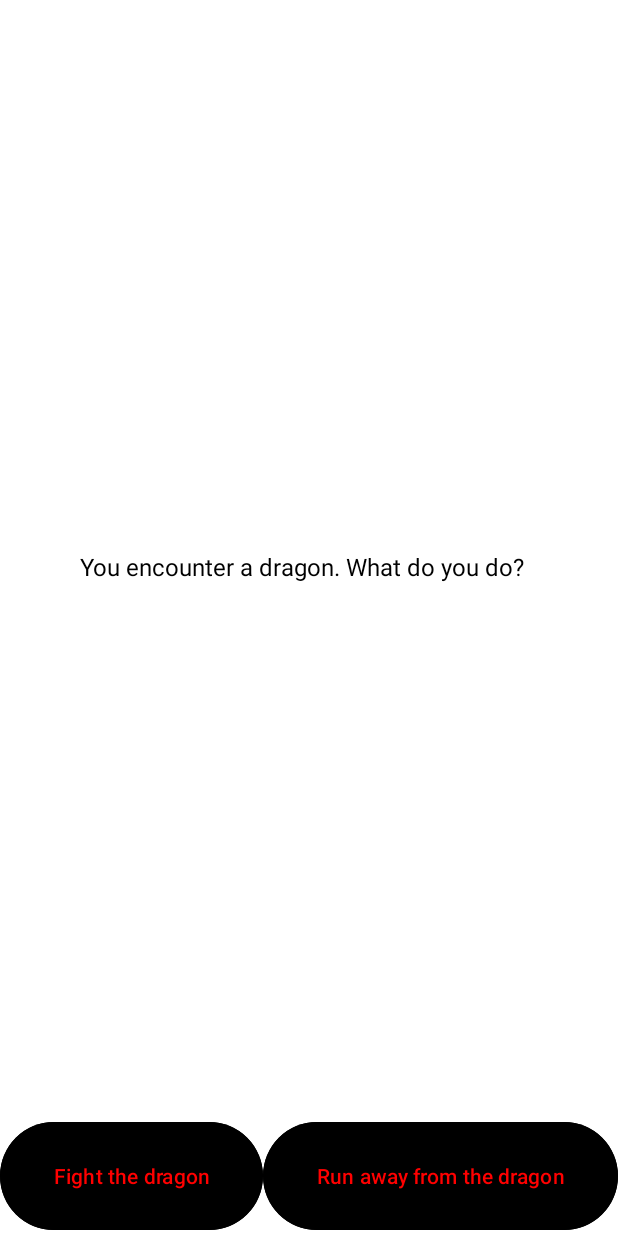
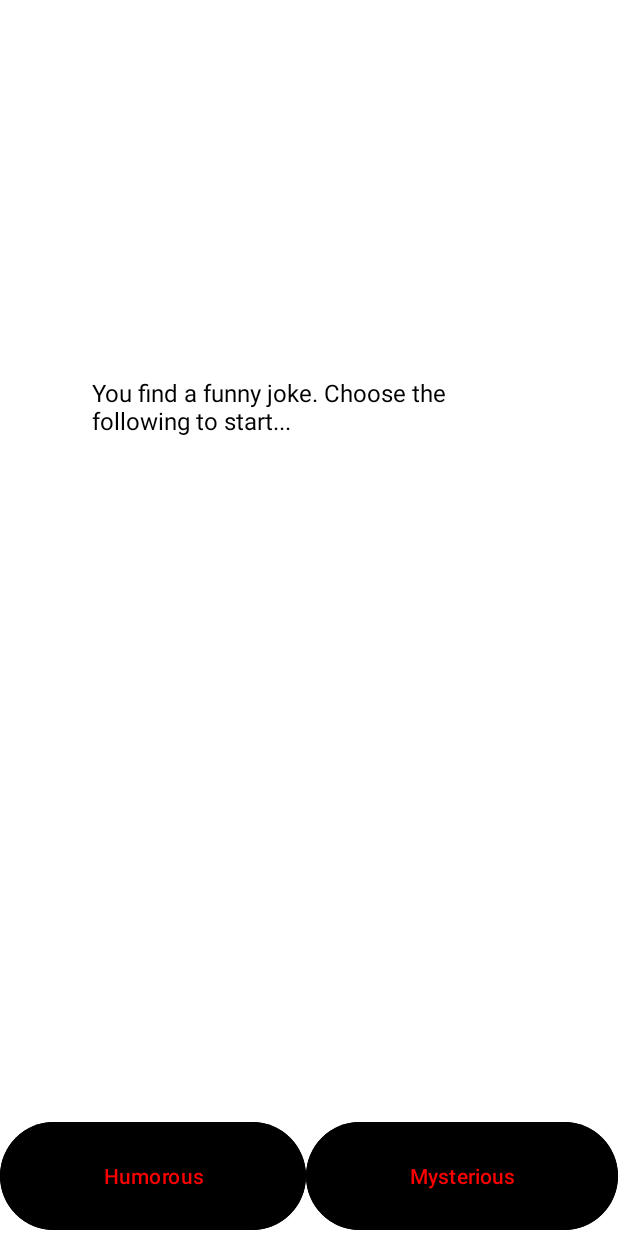
Before and after one commit to LordUzumaki/InteractiveStory, an Android app: the screen it shows after launch (MainActivity), on a phone screen of 412 x 824 dp. Run offline under Robolectric (Android 15) with nearby library versions, the phone set to English and light mode, and no system bars.

Commit message:
Merge pull request #3 from LordUzumaki/my_new_prod
updates made on MainActivity

```diff
--- a/app/src/main/java/com/theodore/interactivestory/MainActivity.java
+++ b/app/src/main/java/com/theodore/interactivestory/MainActivity.java
@@ -4,184 +4,226 @@ import androidx.appcompat.app.AppCompatActivity;
 import androidx.core.content.ContextCompat;
 
 import android.os.Bundle;
+import android.os.Looper;
 import android.view.View;
 import android.widget.Button;
+import android.widget.ImageView;
 import android.widget.TextView;
-import android.util.Log;
+import android.os.Handler;
 
 
 import java.util.ArrayList;
 import java.util.Arrays;
 import java.util.List;
 
+public class MainActivity extends AppCompatActivity {
+
+    private TextView narrativeTextView;
+    private final List<Button> choiceButtons = new ArrayList<>();
+    private StoryNode currentStoryNode;
+    private StoryNode startingStoryNode;
+
+
+    private Handler typewriterHandler = new Handler(Looper.getMainLooper());
+    private int typewriterIndex = 0;
+    private static final long TYPEWRITER_DELAY_MS = 50; // Delay in milliseconds
 
 
 
-public class MainActivity extends AppCompatActivity {
-
-//    private DataBaseHelper dbHelper;
-//    private StoryDataBaseHelper dbHelper;
-
-    private TextView narrativeTextView;
-    private List<Button> choiceButtons = new ArrayList<>();
-    private StoryNode currentStoryNode;
-    private StoryNode startingStoryNode;
-   private Button choiceButton1, choiceButton2, choiceButton3;
 
     private void initializeStory() {
+        List<Choice> choices = new ArrayList<>();
+        List<String> humorousStyleTags = Arrays.asList("humorous", "light-hearted");
+        List<String> mysteriousStyleTags = Arrays.asList("mysterious", "dark");
 
-        StoryNode forestNode = new StoryNode("You've entered a dense forest. Birds are chirping.", null); // '...' will be choices for this node
-        StoryNode caveNode = new StoryNode("You've entered a dark cave. Bats fly past.", null); // '...' will be choices for this node
+        StoryNode nextNode1 = new StoryNode("TIn a tidy forest, a neat-freak squirrel named Simon had his acorns scrambled by a playful wind spirit. " +
+                "\nThe mess revealed a map to the fabled Golden Acorn. Simon and his friends embarked on a humorous quest, filled with silly mishaps. \nThey discovered the Golden Acorn was just a painted regular acorn. The real treasure? The laughter and adventures shared along the way. " +
+                "\nSimon learned that a little disorder could lead to unexpected joy.",humorousStyleTags, new ArrayList<>());
+        StoryNode nextNode2 = new StoryNode("Beneath the shadowy canopy of an ancient forest, a whispering pond held the secret to the village's lost memories. " +
+                "\nEvery full moon, an ethereal glow would emanate from the water, and one brave villager, Luna, dared to touch the surface. As her fingers met the liquid, " +
+                "\nvisions of forgotten times swirled before her eyes, revealing the village's ancient protectors, spirits bound to the water. Luna, now keeper of secrets, " +
+                "\nhad to choose between sharing these truths or preserving the tranquility of ignorance. Her decision remained as enigmatic as the pond itself.",mysteriousStyleTags, new ArrayList<>());
 
-        Choice exploreForestChoice = new Choice("Explore the forest", forestNode);
-        Choice enterCaveChoice = new Choice("Enter the cave", caveNode);
-
-        // When initializing your game for the first time
-        List<Choice> someListOfChoices = Arrays.asList(exploreForestChoice, enterCaveChoice);// Define or retrieve the list of choices for the starting node.
-        startingStoryNode = new StoryNode("Beginning of your story...", someListOfChoices);
-        currentStoryNode = startingStoryNode;
-
-//        if(enterCaveChoice != false){
-//            system.out.printlin("GameOver");
-//        }
-
-        //add more stories
-        StoryNode ending1 = new StoryNode("You lived happily ever after.", null);
-        StoryNode ending2 = new StoryNode("Alas, the dragon got you.", null);
-
-        Choice choice1 = new Choice("Fight the dragon", ending2);
-        Choice choice2 = new Choice("Run away from the dragon", ending1);
-
-        StoryNode encounterDragon = new StoryNode("You encounter a dragon. What do you do?", Arrays.asList(choice1, choice2));
+        choices.add(new Choice("Humorous", nextNode1));
+        choices.add(new Choice("Mysterious", nextNode2));
 
 
-        currentStoryNode = encounterDragon;
+        startingStoryNode = new StoryNode("You find a funny joke. Choose the following to start...", humorousStyleTags,  choices);
 
+        // Set the starting story node to the current story node
+        currentStoryNode = startingStoryNode;
     }
+    private void typewriterEffect(final TextView textView, final String text, final boolean isEndOfStory) {
+        textView.setText("");  // Clear the text view at the beginning of the typewriter effect
+        typewriterIndex = 0;  // Reset the typewriter index
+
+        // Remove any existing callbacks to the handler that might be from previous typewriter effect runs
+        typewriterHandler.removeCallbacksAndMessages(null);
+
+        Runnable typewriterRunnable = new Runnable() {
+            @Override
+            public void run() {
+                if (typewriterIndex < text.length()) {
+                    // Add the next character to the TextView's text
+                    textView.append(String.valueOf(text.charAt(typewriterIndex)));
+                    typewriterIndex++;
+                    typewriterHandler.postDelayed(this, TYPEWRITER_DELAY_MS);
+                } else if (isEndOfStory) {
+                    // If this is the end of the story, append the restart prompt
+                    textView.append("\n\nTap here to restart.");
+                    // Also, set an OnClickListener to restart the game when the text is tapped
+                    textView.setOnClickListener(new View.OnClickListener() {
+                        @Override
+                        public void onClick(View v) {
+                            restartGame();
+                        }
+                    });
+                    // Since the story is finished, we don't need to post any more runnables
+                    typewriterHandler.removeCallbacksAndMessages(null);
+                }
+            }
+        };
+
+        typewriterHandler.post(typewriterRunnable);
+    }
+
+    @Override
+    protected void onPause() {
+        super.onPause();
+        // Remove any callbacks to stop the typewriter effect when the activity is not visible
+        typewriterHandler.removeCallbacksAndMessages(null);
+    }
+    @Override
+    protected void onDestroy() {
+        super.onDestroy();
+        // Remove any callbacks to stop the typewriter effect when the activity is being destroyed
+        typewriterHandler.removeCallbacksAndMessages(null);
+    }
+
 
     @Override
     protected void onCreate(Bundle savedInstanceState) {
         super.onCreate(savedInstanceState);
-        setContentView(R.layout.activity_main);  // This should come first
+        setContentView(R.layout.activity_main);
+
 
         narrativeTextView = findViewById(R.id.narrativeTextView);
-
-        choiceButton1 = findViewById(R.id.choiceButton1);
-        choiceButton2 = findViewById(R.id.choiceButton2);
-        choiceButton3 = findViewById(R.id.choiceButton3);
+//        ImageView imageView = findViewById(R.id.imageView);
+        Button choiceButton1 = findViewById(R.id.choiceButton1);
+        Button choiceButton2 = findViewById(R.id.choiceButton2);
+        Button choiceButton3 = findViewById(R.id.choiceButton3);
 
         choiceButtons.add(choiceButton1);
         choiceButtons.add(choiceButton2);
         choiceButtons.add(choiceButton3);
 
+        // Set up click listeners for buttons
+        setUpChoiceButtonListeners();
+
+        initializeStory();
 
 
 
+        loadStoryNode();
 
-
-        choiceButton1.setOnClickListener(new View.OnClickListener() {
-            @Override
-            public void onClick(View v) {
-                // Define the action for choiceButton1 here
-                // For example, display a message or perform some other action
-                // You can also update the story node or game state as needed
-                Log.d("ButtonTest", "Button 2 clicked");
-
-                narrativeTextView.setText("You chose option 1");
-
-
-            }
-        });
-
-        choiceButton2.setOnClickListener(new View.OnClickListener() {
-            @Override
-            public void onClick(View v) {
-                // Define the action for choiceButton2 here
-                // For example, display a message or perform other actions
-                narrativeTextView.setText("You chose option 2");
-            }
-        });
-
-
-        choiceButton3.setOnClickListener(new View.OnClickListener() {
-            @Override
-            public void onClick(View v) {
-                // Define the action for choiceButton3 here
-                // For example, display a message or perform other actions
-                narrativeTextView.setText("You chose option 3");
-            }
-        });
-
-        initializeStory();
-        loadStoryNode();
-//        startGame();
-
-
-        // ... other initialization code ...
     }
 
 
-    // You can define the updateStoryNode method to update the current story node and UI
+
+    private void setUpChoiceButtonListeners() {
+        View.OnClickListener choiceButtonListener = v -> {
+            int buttonIndex = choiceButtons.indexOf(v);
+            if (buttonIndex != -1) {
+                Choice chosenChoice = currentStoryNode.getChoices().get(buttonIndex);
+                updateStoryNode(chosenChoice.getNextNode());
+            }
+        };
+
+        for (Button button : choiceButtons) {
+            button.setOnClickListener(choiceButtonListener);
+        }
+    }
+
     private void updateStoryNode(StoryNode nextStoryNode) {
         currentStoryNode = nextStoryNode;
         loadStoryNode();
     }
 
+    private void loadStoryNode(){
+        // Check if this is the end of the story
+        boolean isEndOfStory = currentStoryNode.getChoices() == null || currentStoryNode.getChoices().isEmpty();
 
-    private void restartGame() {
-        currentStoryNode = startingStoryNode;
-        narrativeTextView.setOnClickListener(null);  // Remove the restart click listener
-        loadStoryNode();
-    }
+        // Apply the typewriter effect to the narrative of the current node
+        typewriterEffect(narrativeTextView, currentStoryNode.getNarrative(), isEndOfStory);
 
-
-
-
-    private void loadStoryNode(){
-            // Display the narrative of the current node
-        narrativeTextView.setText(currentStoryNode.getNarrative());
-        if (currentStoryNode.getChoices() == null || currentStoryNode.getChoices().isEmpty()) {
-            // No choices, end of story
+        if (isEndOfStory) {
+            // No choices, end of story - we handle the restart prompt in the typewriterEffect method
             for (Button button : choiceButtons) {
                 button.setVisibility(View.GONE);
             }
-            // Set the narrativeTextView to display a message prompting the user to restart
-            narrativeTextView.append("\n\nTap here to restart.");
-            narrativeTextView.setOnClickListener(new View.OnClickListener() {
+        } else {
+            // Display choices if there are any
+            displayChoices(currentStoryNode.getChoices());
+        }
+    }
+
+    private void displayChoices(List<Choice> choices) {
+        for (int i = 0; i < choiceButtons.size(); i++) {
+            final Button button = choiceButtons.get(i);
+            if (i < choices.size()) {
+                final Choice choice = choices.get(i);
+                button.setText(choice.getDescription());
+                button.setVisibility(View.VISIBLE);
+                button.setOnClickListener(new View.OnClickListener() {
                     @Override
                     public void onClick(View v) {
-                    restartGame();
+                        // Move to the next story node based on the chosen option
+                        updateStoryNode(choice.getNextNode());
                     }
                 });
-            return;
-            // Optionally, show a "Restart" or "Exit" button here
+            } else {
+                button.setVisibility(View.GONE);
             }
-
-        for (int i = 0; i < currentStoryNode.getChoices().size(); i++) {
-            Choice choice = currentStoryNode.getChoices().get(i);
-            Button button = choiceButtons.get(i);
-            button.setText(choice.getDescription());
-            button.setTextColor(getColor(R.color.Red));
-            button.setVisibility(View.VISIBLE);
-
-            button.setOnClickListener(v -> {
-                // Move to the next story node based on the chosen option
-                currentStoryNode = choice.getNextNode();
-                loadStoryNode();
-            });
         }
-
-
-        // Hide any unused buttons
-        for (int i = currentStoryNode.getChoices().size(); i < choiceButtons.size(); i++) {
-            choiceButtons.get(i).setVisibility(View.GONE);
     }
 
 
 
 
 
+    private void updateChoiceButtons() {
+        List<Choice> choices = currentStoryNode.getChoices();
+        for (int i = 0; i < choiceButtons.size(); i++) {
+            Button button = choiceButtons.get(i);
+            if (i < choices.size()) {
+                Choice choice = choices.get(i);
+                button.setText(choice.getDescription());
+                button.setVisibility(View.VISIBLE);
+            } else {
+                button.setVisibility(View.GONE);
+            }
+        }
     }
 
+    private void restartGame() {
+        // Reset the game to the starting node
+        currentStoryNode = startingStoryNode;
 
+        // Make sure to clear any text that was appended as part of the end of story
+        narrativeTextView.setText("");
+
+        // Load the starting node again
+        loadStoryNode();
     }
+
+    private void applyVisualStyle(List<String> styleTags) {
+        if (styleTags.contains("humorous")) {
+            narrativeTextView.setBackgroundColor(ContextCompat.getColor(this, R.color.humorousBackground));
+            narrativeTextView.setTextColor(ContextCompat.getColor(this, R.color.humorousText));
+        } else if (styleTags.contains("mysterious")) {
+            narrativeTextView.setBackgroundColor(ContextCompat.getColor(this, R.color.mysteriousBackground));
+            narrativeTextView.setTextColor(ContextCompat.getColor(this, R.color.mysteriousText));
+        }
+        // Add more styles as needed
+    }
+}
--- a/app/src/main/java/com/theodore/interactivestory/StoryNode.java
+++ b/app/src/main/java/com/theodore/interactivestory/StoryNode.java
@@ -1,16 +1,27 @@
 package com.theodore.interactivestory;
 
+import java.util.Arrays;
 import java.util.List;
 
 public class StoryNode {
 
     private String narrative;
     private List<Choice> choices;
+    private String characterDialogue;
+    private List<String> styleTags;
 
-    public StoryNode(String narrative, List<Choice> choices) {
+
+    public StoryNode(String narrative, List<String> styleTags, List<Choice> choices) {
         this.narrative = narrative;
         this.choices = choices;
+        this.styleTags = styleTags;
+
     }
+
+    public List<String> getStyleTags(){
+        return styleTags;
+    }
+
 
     public String getNarrative() {
         return narrative;
--- a/app/src/main/res/layout/activity_main.xml
+++ b/app/src/main/res/layout/activity_main.xml
@@ -6,23 +6,42 @@
     android:layout_height="match_parent"
     tools:context=".MainActivity">
 
+
     <TextView
         android:id="@+id/narrativeTextView"
-        android:layout_width="306dp"
-        android:layout_height="93dp"
+        android:layout_width="290dp"
+        android:layout_height="300dp"
         android:backgroundTint="@color/white"
         android:text=""
         android:textColor="#000000"
         android:textColorHint="#000000"
+
         android:textSize="16sp"
         android:textStyle="normal"
+
+
         app:layout_constraintBottom_toTopOf="@id/buttonContainer"
         app:layout_constraintEnd_toEndOf="parent"
         app:layout_constraintStart_toStartOf="parent"
         app:layout_constraintTop_toTopOf="parent"
         app:layout_constraintVertical_bias="0.564" />
 
+
+<!--    <ImageView-->
+<!--        android:id="@+id/imageView"-->
+<!--        android:layout_width="wrap_content"-->
+<!--        android:layout_height="wrap_content"-->
+<!--        android:layout_gravity="center|fill"-->
+<!--        android:adjustViewBounds="true"-->
+<!--        android:scaleType="fitXY"-->
+<!--        android:src="@drawable/ancient_forest"-->
+<!--        app:layout_constraintBottom_toBottomOf="@+id/buttonContainer"-->
+<!--        app:layout_constraintStart_toStartOf="parent"-->
+<!--        app:layout_constraintTop_toTopOf="parent" />-->
+
     <LinearLayout
+
+
         android:id="@+id/buttonContainer"
         android:layout_width="0dp"
         android:layout_height="wrap_content"
@@ -30,6 +49,7 @@
         app:layout_constraintBottom_toBottomOf="parent"
         app:layout_constraintEnd_toEndOf="parent"
         app:layout_constraintStart_toStartOf="parent">
+
 
         <Button
             android:id="@+id/choiceButton1"
@@ -39,7 +59,7 @@
             android:backgroundTint="@color/black"
             android:text="@string/choice_1"
             android:textColor="@color/Red"
-            android:textSize="14sp"/>
+            android:textSize="14sp" />
 
         <Button
             android:id="@+id/choiceButton2"
@@ -49,7 +69,7 @@
             android:backgroundTint="@color/black"
             android:text="@string/choice_2"
             android:textColor="@color/Red"
-            android:textSize="14sp"/>
+            android:textSize="14sp" />
 
 
         <Button
@@ -62,6 +82,7 @@
             android:textColor="#BA1616"
             android:textSize="14sp" />
 
+
     </LinearLayout>
 
 </androidx.constraintlayout.widget.ConstraintLayout>
--- a/app/src/main/res/values/colors.xml
+++ b/app/src/main/res/values/colors.xml
@@ -5,6 +5,12 @@
     <color name="yellow">#FFFF00</color>
     <color name="Red">#FF0000</color>
 
+    <color name="humorousBackground">#FFC107</color>
+    <color name="humorousText">#FFFFFF</color>
+
+    <color name="mysteriousBackground">#6200EA</color>
+    <color name="mysteriousText">#FFFFFF</color>
+
 
 
 </resources>
```
Also changed, not shown: app/src/main/res/values/themes.xml (+13 -0 lines), 1 other file. Lines whose indentation alone changed are shown as unchanged.
